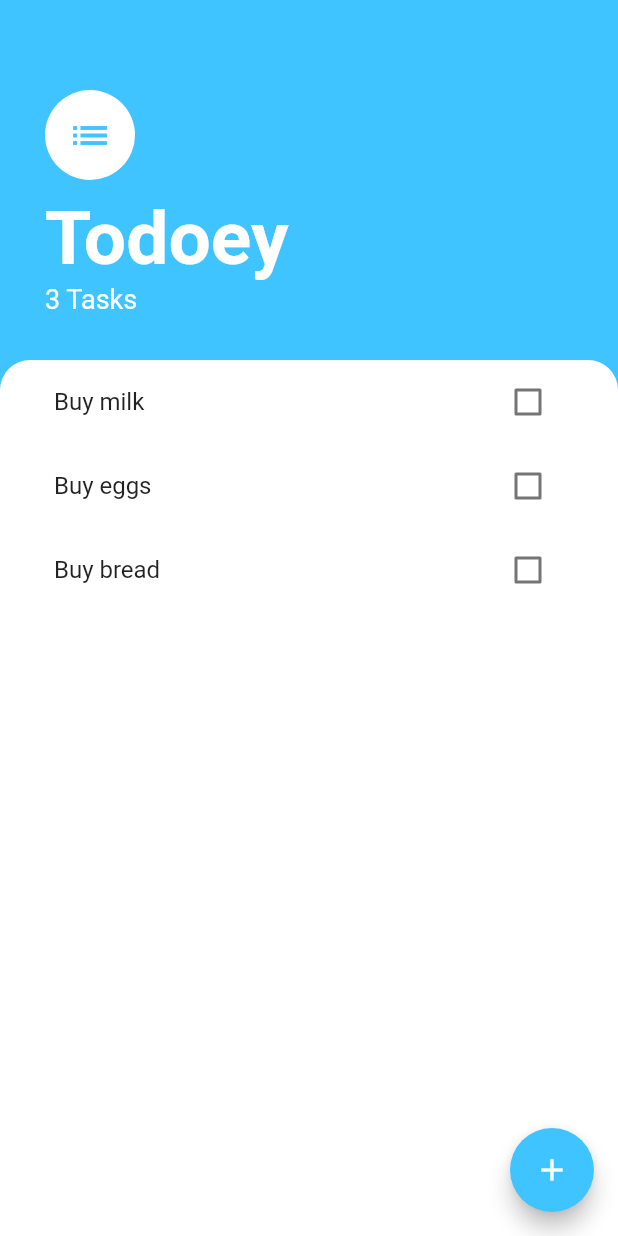
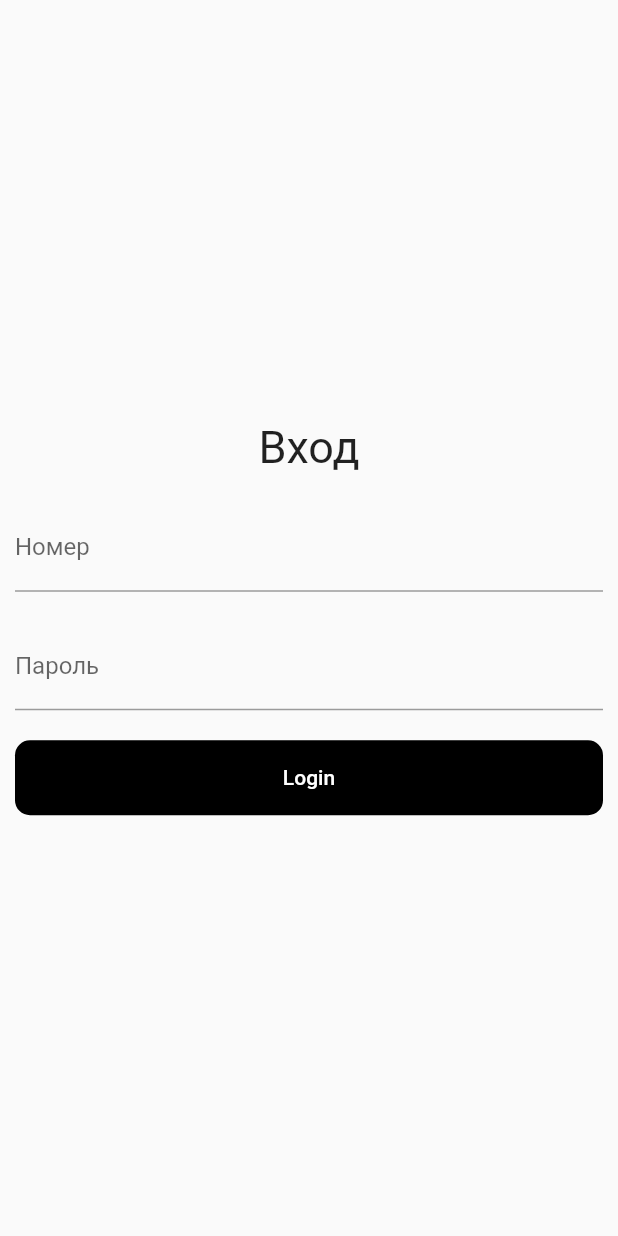
Before and after one commit to AsylzhanUbaidullaev/FirstAppJavaEE, a Flutter app: the screen it shows after launch, on a phone screen of 412 x 824 dp. Run offline on Flutter 3.47's test engine with Material 2 defaults, Android fonts, the phone set to English and light mode, and no system bars; missing offline and left inert: wc_form_validators.

Commit message:
week 11 lab

```diff
--- a/lib/main.dart
+++ b/lib/main.dart
@@ -1,7 +1,9 @@
 import 'package:flutter/material.dart';
+import 'package:super_app/screens/login.dart';
 import 'package:super_app/screens/tasks_screen.dart';
 import 'package:provider/provider.dart';
 import 'package:super_app/models/task_data.dart';
+import 'package:super_app/screens/login_screen.dart';
 
 void main() => runApp(MyApp());
 
@@ -11,7 +13,7 @@ class MyApp extends StatelessWidget {
     return ChangeNotifierProvider(
       builder: (context) => TaskData(),
       child: MaterialApp(
-        home: TasksScreen(),
+        home: Login(),
       ),
     );
   }
--- a/lib/models/task_data.dart
+++ b/lib/models/task_data.dart
@@ -4,9 +4,9 @@ import 'dart:collection';
 
 class TaskData extends ChangeNotifier {
   List<Task> _tasks = [
-    Task(name: 'Buy milk'),
-    Task(name: 'Buy eggs'),
-    Task(name: 'Buy bread'),
+    Task(name: 'Бекешева 78'),
+    Task(name: 'Тастак 3'),
+    Task(name: '№8 мкр'),
   ];
 
   UnmodifiableListView<Task> get tasks {
--- /dev/null
+++ b/lib/screens/login.dart
@@ -0,0 +1,133 @@
+import 'package:flutter/material.dart';
+import 'package:super_app/screens/tasks_screen.dart';
+import 'package:wc_form_validators/wc_form_validators.dart';
+import '../mixins/validation_mixin.dart';
+
+/*
+class Login extends StatelessWidget {
+  const Login({Key key}) : super(key: key);
+
+  @override
+  _LoginState createState() => _LoginState();
+
+}
+
+_LoginState exdends State<Login>
+ */
+
+
+
+class Login extends StatelessWidget {
+  TextEditingController email = TextEditingController();
+  TextEditingController password = TextEditingController();
+  final _formKey = GlobalKey<FormState>();
+  @override
+  Widget build(BuildContext context) {
+    return Scaffold(
+      body: Center(
+    child: SingleChildScrollView(
+        child: Column(
+          children: [
+            Container(
+              padding: EdgeInsets.all(10),
+              child: Form(
+                child: Column(
+                  children: [
+                    Text(
+                      'Вход',
+                      style: TextStyle(fontSize: 30),
+                    ),
+                    SizedBox(height: 20,),
+                    Container(child:
+                      TextFormField(
+                        controller: email,
+                        decoration: InputDecoration(
+                          border: UnderlineInputBorder(
+                            borderSide:
+                              BorderSide(width: 1, color: Colors.grey)
+                          ),
+                          labelText: 'Номер',
+                        ),
+
+                   validator: Validators.compose([
+                  Validators.required('phone is required'),
+                   Validators.email('Enter valid phone number')
+                  ]),
+
+
+                      ),
+                    ),
+                    SizedBox(height: 20,),
+
+                    Container(child:
+                    TextFormField(
+                      controller: password,
+                      obscureText: true,
+                      decoration: InputDecoration(
+                        border: UnderlineInputBorder(
+                            borderSide:
+                            BorderSide(width: 1, color: Colors.grey)
+                        ),
+                        labelText: 'Пароль',
+                      ),
+
+                      validator: (value) {
+                        if (value.isEmpty) {
+                          return "* Required";
+                        }
+                        else if (value == '12345678'){
+                          return null;
+                        }
+                        else if (value.length < 6) {
+                          return "Password should be atleast 6 characters";
+                        } else if (value.length > 15) {
+                          return "Password should not be greater than 15 characters";
+                        } else
+                          return null;
+                      },
+
+
+
+                    ),
+                    ),
+                    SizedBox(height: 20,),
+                    Container(width: MediaQuery.of(context).size.width,
+                    height: 50,
+                    child:
+                      FlatButton(onPressed: (){
+
+
+                        if( _formKey.currentState.validate()
+                        ){
+                          print(email.text);
+                          print(password.text);
+                          print('success');
+                      }
+
+
+
+                        Navigator.push(
+                            context,
+                            MaterialPageRoute(builder: (context) => TasksScreen()),
+                        );
+
+                      },
+                   child: Text('Login'),
+                      textColor: Colors.white,
+                      color: Colors.black,
+                      shape: new RoundedRectangleBorder(
+                        borderRadius: new BorderRadius.circular(10)
+                      ),
+                      ),
+
+                    ),
+                  ],
+                ),
+              ),
+            )
+          ],
+        ),
+      ),),
+    );
+    }
+  }
--- a/lib/screens/tasks_screen.dart
+++ b/lib/screens/tasks_screen.dart
@@ -47,7 +47,7 @@ class TasksScreen extends StatelessWidget {
                   height: 10.0,
                 ),
                 Text(
-                  'Todoey',
+                  'Список',
                   style: TextStyle(
                     color: Colors.white,
                     fontSize: 50.0,
--- a/pubspec.yaml
+++ b/pubspec.yaml
@@ -10,6 +10,9 @@ environment:
   sdk: ">=2.7.0 <3.0.0"
 
 dependencies:
+  email_validator: "0.1.4"
+  form_field_validator: ^1.0.1
+  wc_form_validators: ^0.1.1
   curved_navigation_bar:
   flutter:
     sdk: flutter
@@ -26,5 +29,7 @@ flutter:
   uses-material-design: true
 
 
+
+
 fonts:
   - family: Source Sans Pro
```
Also changed, not shown: lib/mixins/validation_mixin.dart (added, +21 -0 lines).
